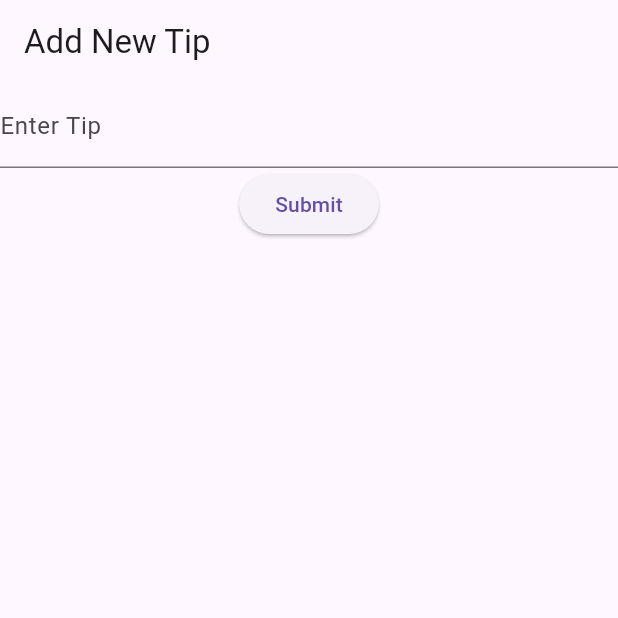
After one commit to Abdulwahab-Alawadhi/meditation-app, a Flutter app: the AddTip screen opened by its route, on a phone screen of 412 x 824 dp, the top half of it. The commit adds this screen. Run offline on Flutter 3.47's test engine with Material 3 defaults, Android fonts, the phone set to English and light mode, and no system bars; our stand-ins replace dio, go_router, shared_preferences; missing offline and left inert: jwt_decode; accounts and stored records are empty.

Commit message:
done with post and get tips

```diff
--- a/lib/main.dart
+++ b/lib/main.dart
@@ -1,12 +1,11 @@
 import 'package:flutter/material.dart';
 import 'package:go_router/go_router.dart';
+import 'package:meditation_app/pages/cards_pages.dart/add_tip.dart';
 import 'package:meditation_app/pages/cards_pages.dart/meditation_details.dart';
 import 'package:meditation_app/pages/cards_pages.dart/music_details.dart';
 import 'package:meditation_app/pages/cards_pages.dart/tips_details.dart';
-import 'package:meditation_app/pages/cards_pages.dart/yoga_details.dart';
-import 'package:meditation_app/pages/favoritesPage.dart';
+import 'package:meditation_app/pages/cards_pages.dart/exercise_details.dart';
 import 'package:meditation_app/pages/mother.dart';
-import 'package:meditation_app/pages/content_home.dart';
 import 'package:meditation_app/pages/signin_page.dart';
 import 'package:meditation_app/pages/signup_page.dart';
 import 'package:meditation_app/providers/auth_providers.dart';
@@ -47,9 +46,7 @@ final GoRouter _router = GoRouter(
       path: '/home',
       name: "home",
       builder: (BuildContext context, GoRouterState state) {
-        return MotherPage(
-          userName: "howdy",
-        );
+        return MotherPage();
       },
     ),
     GoRoute(
@@ -70,7 +67,7 @@ final GoRouter _router = GoRouter(
       path: '/details2',
       name: "details2",
       builder: (BuildContext context, GoRouterState state) {
-        return YogaDetails();
+        return ExerciseDetails();
       },
     ),
     GoRoute(
@@ -78,6 +75,13 @@ final GoRouter _router = GoRouter(
       name: "details3",
       builder: (BuildContext context, GoRouterState state) {
         return MusicDetails();
+      },
+    ),
+    GoRoute(
+      path: '/addTip',
+      name: "addTip",
+      builder: (BuildContext context, GoRouterState state) {
+        return AddTip();
       },
     ),
   ],
--- /dev/null
+++ b/lib/models/tip.dart
@@ -0,0 +1,25 @@
+// ignore_for_file: public_member_api_docs, sort_constructors_first
+
+import 'package:json_annotation/json_annotation.dart';
+
+part 'tip.g.dart';
+
+@JsonSerializable()
+class Tip {
+  int? id;
+  String? text;
+  String? author;
+  List<int>? upvotes;
+  List<String>? downvotes;
+
+  Tip({
+    this.id,
+    this.text,
+    this.author,
+    this.upvotes,
+    this.downvotes,
+  });
+
+  factory Tip.fromJson(Map<String, dynamic> json) => _$TipFromJson(json);
+  Map<String, dynamic> toJson() => _$TipToJson(this);
+}
--- /dev/null
+++ b/lib/pages/cards_pages.dart/add_tip.dart
@@ -0,0 +1,38 @@
+import 'package:flutter/material.dart';
+import 'package:go_router/go_router.dart';
+import 'package:meditation_app/models/tip.dart';
+import 'package:meditation_app/providers/tips_provider.dart';
+import 'package:provider/provider.dart';
+
+class AddTip extends StatelessWidget {
+  AddTip({super.key});
+
+  var _tipTextController = TextEditingController();
+  @override
+  Widget build(BuildContext context) {
+    return Scaffold(
+      appBar: AppBar(
+        title: Text("Add New Tip"),
+      ),
+      body: Column(
+        children: [
+          TextField(
+            controller: _tipTextController,
+            decoration: InputDecoration(labelText: 'Enter Tip'),
+            keyboardType: TextInputType.multiline,
+            maxLines: null, // <-- SEE HERE
+          ),
+          ElevatedButton(
+            onPressed: () {
+              context.read<TipsProvider>().createTip(
+                    tip: Tip(text: _tipTextController.text),
+                  );
+              context.pop();
+            },
+            child: Text("Submit"),
+          ),
+        ],
+      ),
+    );
+  }
+}
--- a/lib/pages/cards_pages.dart/yoga_details.dart
+++ b/lib/pages/cards_pages.dart/exercise_details.dart
@@ -1,7 +1,7 @@
 import 'package:flutter/material.dart';
 
-class YogaDetails extends StatelessWidget {
-  const YogaDetails({super.key});
+class ExerciseDetails extends StatelessWidget {
+  const ExerciseDetails({super.key});
 
   @override
   Widget build(BuildContext context) {
--- a/lib/pages/cards_pages.dart/tips_details.dart
+++ b/lib/pages/cards_pages.dart/tips_details.dart
@@ -1,5 +1,7 @@
 import 'package:flutter/material.dart';
-import 'package:meditation_app/models/tips.dart';
+import 'package:go_router/go_router.dart';
+import 'package:meditation_app/models/tip.dart';
+import 'package:meditation_app/pages/cards_pages.dart/add_tip.dart';
 import 'package:meditation_app/providers/tips_provider.dart';
 import 'package:provider/provider.dart';
 
@@ -18,15 +20,12 @@ class _TipsDetailsState extends State<TipsDetails> {
           title: Text('Meditation Tips'),
           elevation: 10,
           backgroundColor: Colors.red,
-          actions: [
-            IconButton(
-              icon: const Icon(Icons.add),
-              tooltip: 'Open shopping cart',
-              onPressed: () {
-                // handle the press
-              },
-            ),
-          ],
+        ),
+        floatingActionButton: FloatingActionButton(
+          onPressed: () {
+            context.pushNamed('addTip');
+          },
+          child: Icon(Icons.add),
         ),
         body: FutureBuilder(
           future: context.read<TipsProvider>().gettingTips(),
@@ -42,13 +41,12 @@ class _TipsDetailsState extends State<TipsDetails> {
                 return ListView.builder(
                   itemCount: context.watch<TipsProvider>().tipsList.length,
                   itemBuilder: (context, index) {
-                    ListTips tip =
-                        context.watch<TipsProvider>().tipsList[index];
+                    Tip tip = context.watch<TipsProvider>().tipsList[index];
 
                     return Card(
                       child: ListTile(
-                        title: Text(tip.author),
-                        subtitle: Text(tip.text),
+                        title: Text(tip.author ?? ''),
+                        subtitle: Text(tip.text ?? ''),
                       ),
                     );
                   },
--- a/lib/pages/content_home.dart
+++ b/lib/pages/content_home.dart
@@ -7,10 +7,8 @@ class ContentHome extends StatelessWidget {
   @override
   Widget build(BuildContext context) {
     return MaterialApp(
+      debugShowCheckedModeBanner: false,
       home: Scaffold(
-        appBar: AppBar(
-          title: Text('Flutter Cards Example'),
-        ),
         body: CardList(),
       ),
     );
@@ -48,6 +46,8 @@ class CardList extends StatelessWidget {
 
   @override
   Widget build(BuildContext context) {
+    // context.watch<AuthProvider>().isAuth;
+
     return Padding(
       padding: const EdgeInsets.all(16.0),
       child: GridView.builder(
--- a/lib/providers/tips_provider.dart
+++ b/lib/providers/tips_provider.dart
@@ -1,12 +1,12 @@
 import 'package:flutter/material.dart';
-import 'package:meditation_app/models/tips.dart';
+import 'package:meditation_app/models/tip.dart';
 import 'package:meditation_app/services/tips_services.dart';
 
 class TipsProvider extends ChangeNotifier {
-  List<ListTips> tipsList = [];
+  List<Tip> tipsList = [];
   final TipsService _tipsService = TipsService();
 
-  Future<List<ListTips>> gettingTips() async {
+  Future<List<Tip>> gettingTips() async {
     try {
       tipsList = await _tipsService.getTips();
       notifyListeners();
@@ -16,13 +16,9 @@ class TipsProvider extends ChangeNotifier {
     }
   }
 
-  Future<List<ListTips>> Tips() async {
-    try {
-      tipsList = await _tipsService.getTips();
-      notifyListeners();
-      return tipsList;
-    } catch (e) {
-      throw e.toString();
-    }
+  Future<void> createTip({required Tip tip}) async {
+    Tip newTip = await _tipsService.createTip(tip: tip);
+    tipsList.add(newTip);
+    notifyListeners();
   }
 }
--- a/lib/services/tips_services.dart
+++ b/lib/services/tips_services.dart
@@ -1,14 +1,13 @@
-import 'package:meditation_app/models/tips.dart';
+import 'package:meditation_app/models/tip.dart';
 import 'package:meditation_app/services/client.dart';
 
 class TipsService {
-  Future<List<ListTips>> getTips() async {
+  Future<List<Tip>> getTips() async {
     try {
       final responseValue = await Client.get("/tips");
       if (responseValue.statusCode == 200) {
-        final List<ListTips> listoftips = List.from(responseValue.data)
-            .map((e) => ListTips.fromJson(e))
-            .toList();
+        final List<Tip> listoftips =
+            List.from(responseValue.data).map((e) => Tip.fromJson(e)).toList();
         return listoftips;
       }
     } catch (e) {
@@ -16,4 +15,16 @@ class TipsService {
     }
     return [];
   }
+
+  // adding tips function
+  Future<Tip> createTip({required Tip tip}) async {
+    late Tip newTip;
+    try {
+      var response = await Client.dio.post('/tips', data: tip.toJson());
+      newTip = Tip.fromJson(response.data);
+    } catch (e) {
+      print(e);
+    }
+    return newTip;
+  }
 }
--- a/pubspec.yaml
+++ b/pubspec.yaml
@@ -39,6 +39,8 @@ dependencies:
   provider: ^6.1.1
   shared_preferences: ^2.2.2
   jwt_decode: ^0.3.1
+  json_serializable: ^6.7.1
+  build_runner: ^2.4.7
 
 dev_dependencies:
   flutter_test:
```
Also changed, not shown: lib/models/excersise.dart (deleted, +0 -47 lines), lib/models/exercise.dart (added, +21 -0 lines), lib/models/tips.dart (deleted, +0 -50 lines), lib/models/user.dart (+7 -49 lines), lib/pages/cards_pages.dart/meditation_details.dart (+3 -4 lines), lib/pages/mother.dart (+6 -3 lines), lib/pages/profilePage.dart (added, +51 -0 lines), lib/providers/auth_providers.dart (+14 -0 lines), lib/providers/excersise_provider.dart (+4 -6 lines), lib/services/excersise_servise.dart (+5 -7 lines), lib/models/exercise.g.dart (added), lib/models/tip.g.dart (added), lib/models/user.g.dart (added), pubspec.lock.
